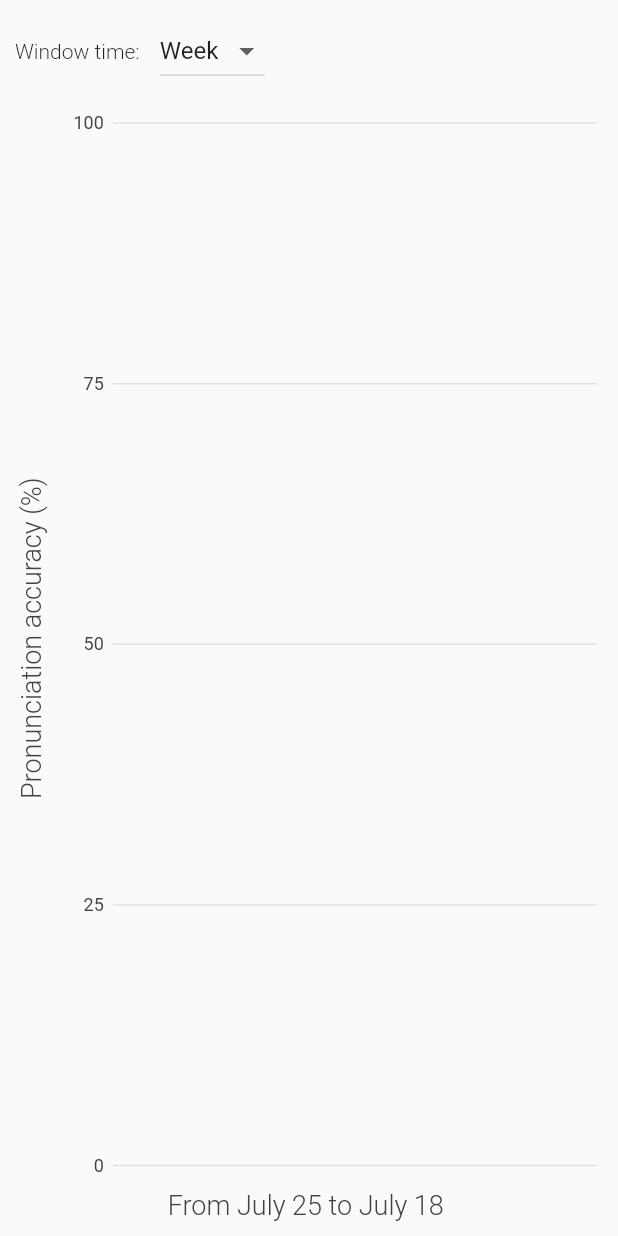
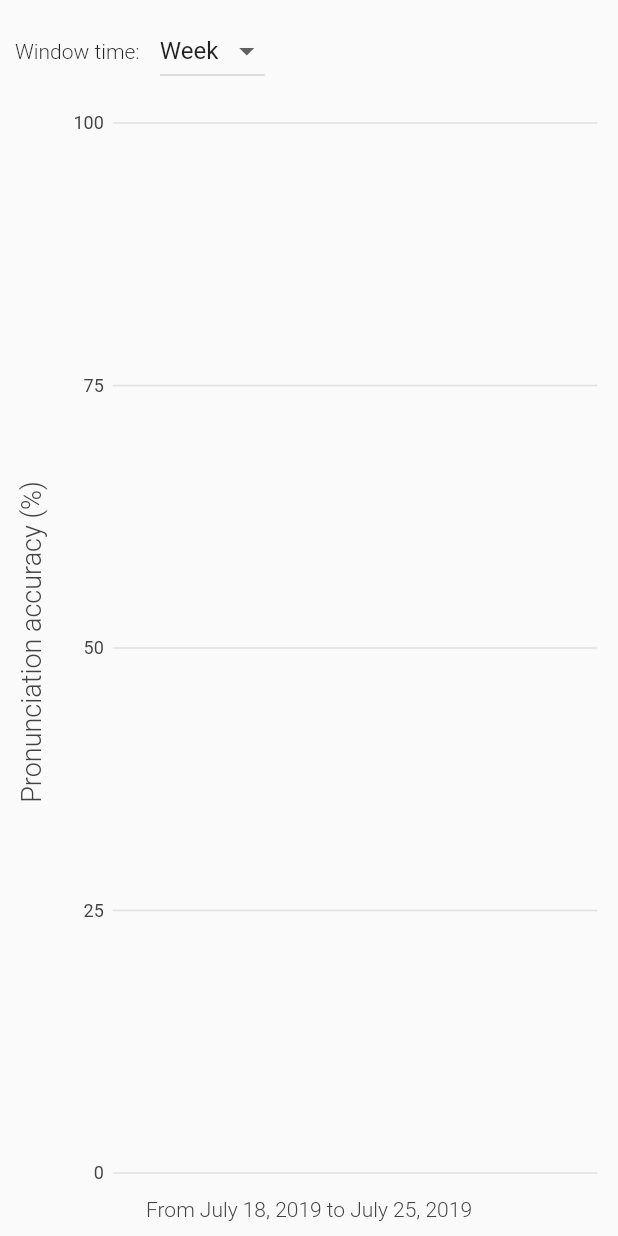
Before and after one commit to Romain-Guillot/Stuttherapy, a Flutter app: the ProgressChart widget shown alone on an empty page, opened directly with empty values, on a phone screen of 412 x 824 dp. Run offline on Flutter 3.47's test engine with Material 2 defaults, Android fonts, the phone set to English and light mode, and no system bars; our stand-ins replace audioplayers, camera, charts_flutter, cloud_firestore, firebase_auth, logger and 6 more; missing offline and left inert: flutter_sound; accounts and stored records are empty; generated files the repository leaves out were written again; statements that could not run were skipped.

Commit message:
Fix progress chart

```diff
--- a/lib/ui/exercise/exercise_progression.dart
+++ b/lib/ui/exercise/exercise_progression.dart
@@ -141,7 +141,7 @@ class _ProgressChartState extends State<ProgressChart> {
   List<Series<TimeSeriesProgress, int>> series;
   Color lineColor = MaterialPalette.transparent; // loading color before to set the real color in build ...
   ChartWindowTime selectedWindowTime = ChartWindowTime.WEEK;
-  final DateFormat format = DateFormat('MMMM d');
+  final DateFormat format = DateFormat('MMMM d, y');
 
   @override
   void initState() {
@@ -189,8 +189,15 @@ class _ProgressChartState extends State<ProgressChart> {
               animate: true,
               // dateTimeFactory: const LocalDateTimeFactory(),
               behaviors: [
-                ChartTitle("Pronunciation accuracy (%)", behaviorPosition: BehaviorPosition.start),
-                ChartTitle("From ${format.format(DateTime.now())} to ${format.format(historyLimit())} ", behaviorPosition: BehaviorPosition.bottom),
+                ChartTitle(
+                  "Pronunciation accuracy (%)",
+                  behaviorPosition: BehaviorPosition.start
+                ),
+                ChartTitle(
+                  "From ${format.format(historyLimit())} to ${format.format(DateTime.now())}",
+                  behaviorPosition: BehaviorPosition.bottom,
+                  titleStyleSpec: TextStyleSpec(fontSize: 14)
+                ),
                 PanAndZoomBehavior(),
               ],
               domainAxis: AxisSpec<num>(showAxisLine: false, renderSpec: NoneRenderSpec()),
```
